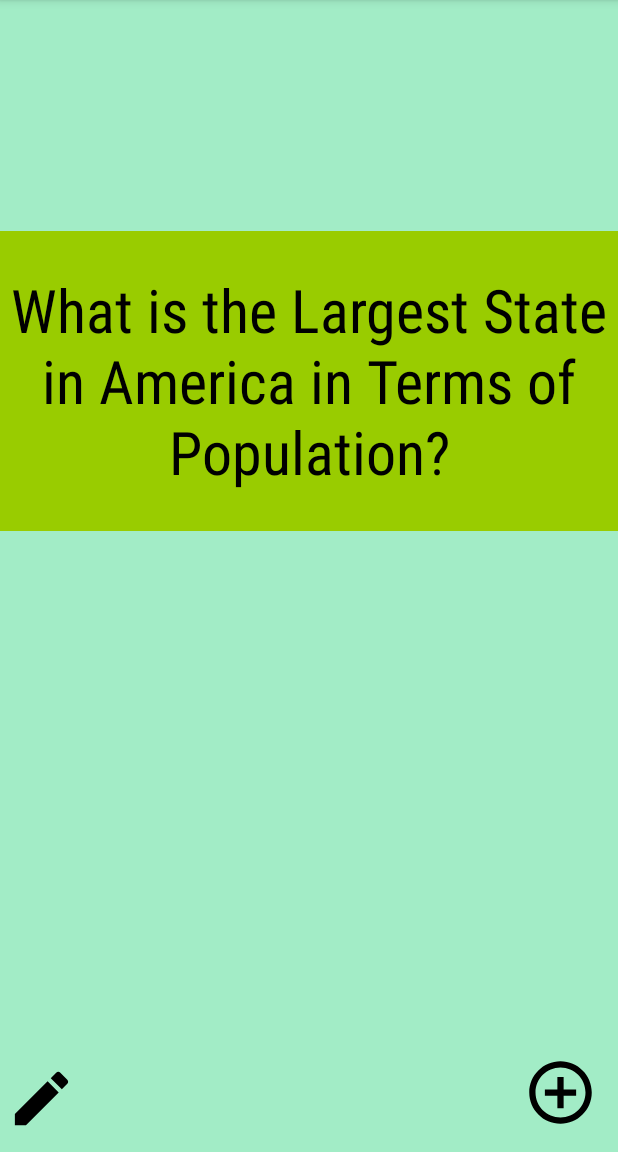
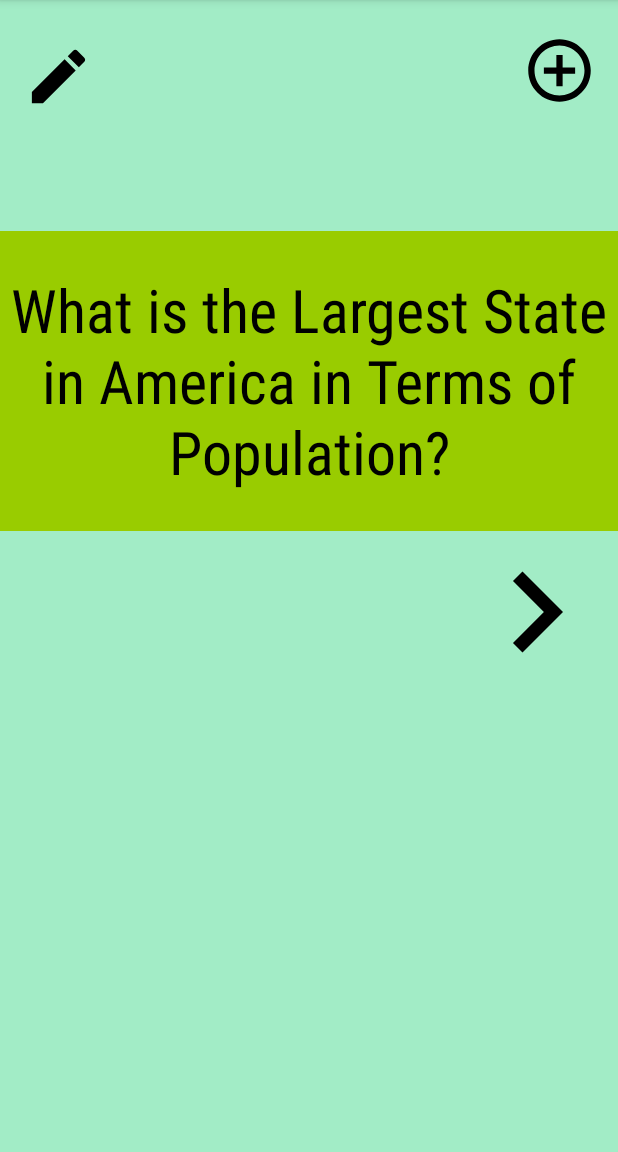
Before and after one commit to wlhunter00/FlashCardApp, an Android app: the screen it shows after launch (MainActivity), on a phone screen of 412 x 824 dp, the part 84-1236 px from its top. Run offline under Robolectric (Android 15) with nearby library versions, the phone set to English and light mode, and no system bars; our stand-ins replace Room's generated code.

Commit message:
Lab 3 Basics, No optionals

```diff
--- a/app/build.gradle
+++ b/app/build.gradle
@@ -23,6 +23,9 @@ dependencies {
     implementation 'com.android.support:appcompat-v7:28.0.0'
     implementation 'com.android.support:design:28.0.0'
     implementation 'com.android.support.constraint:constraint-layout:1.1.3'
+    implementation "android.arch.persistence.room:runtime:1.1.1"
+    debugImplementation 'com.amitshekhar.android:debug-db:1.0.4'
+    annotationProcessor "android.arch.persistence.room:compiler:1.1.1"
     testImplementation 'junit:junit:4.12'
     androidTestImplementation 'com.android.support.test:runner:1.0.2'
     androidTestImplementation 'com.android.support.test.espresso:espresso-core:3.0.2'
--- /dev/null
+++ b/app/src/main/java/com/example/wlhun/flashcardapp/AppDatabase.java
@@ -0,0 +1,9 @@
+package com.example.wlhun.flashcardapp;
+
+import android.arch.persistence.room.Database;
+import android.arch.persistence.room.RoomDatabase;
+
+@Database(entities = {Flashcard.class}, version = 1)
+public abstract class AppDatabase extends RoomDatabase {
+    public abstract FlashcardDao flashcardDao();
+}
--- /dev/null
+++ b/app/src/main/java/com/example/wlhun/flashcardapp/FlashcardDao.java
@@ -0,0 +1,25 @@
+package com.example.wlhun.flashcardapp;
+
+import android.arch.persistence.room.Dao;
+import android.arch.persistence.room.Delete;
+import android.arch.persistence.room.Insert;
+import android.arch.persistence.room.OnConflictStrategy;
+import android.arch.persistence.room.Query;
+import android.arch.persistence.room.Update;
+
+import java.util.List;
+
+@Dao
+public interface FlashcardDao {
+    @Query("SELECT * FROM flashcard")
+    List<Flashcard> getAll();
+
+    @Insert
+    void insertAll(Flashcard... flashcards);
+
+    @Delete
+    void delete(Flashcard flashcard);
+
+    @Update(onConflict = OnConflictStrategy.REPLACE)
+    void update(Flashcard flashcard);
+}
--- /dev/null
+++ b/app/src/main/java/com/example/wlhun/flashcardapp/FlashcardDatabase.java
@@ -0,0 +1,39 @@
+package com.example.wlhun.flashcardapp;
+
+import android.arch.persistence.room.Room;
+import android.content.Context;
+
+import java.util.List;
+
+public class FlashcardDatabase {
+    private final AppDatabase db;
+
+    FlashcardDatabase(Context context) {
+        db = Room.databaseBuilder(context.getApplicationContext(),
+                AppDatabase.class, "flashcard-database")
+                .allowMainThreadQueries()
+                .fallbackToDestructiveMigration()
+                .build();
+    }
+
+    public List<Flashcard> getAllCards() {
+        return db.flashcardDao().getAll();
+    }
+
+    public void insertCard(Flashcard flashcard) {
+        db.flashcardDao().insertAll(flashcard);
+    }
+
+    public void deleteCard(String flashcardQuestion) {
+        List<Flashcard> allCards = db.flashcardDao().getAll();
+        for (Flashcard f : allCards) {
+            if (f.getQuestion().equals(flashcardQuestion)) {
+                db.flashcardDao().delete(f);
+            }
+        }
+    }
+
+    public void updateCard(Flashcard flashcard) {
+        db.flashcardDao().update(flashcard);
+    }
+}
--- a/app/src/main/java/com/example/wlhun/flashcardapp/MainActivity.java
+++ b/app/src/main/java/com/example/wlhun/flashcardapp/MainActivity.java
@@ -7,12 +7,27 @@ import android.support.v7.app.AppCompatActivity;
 import android.view.View;
 import android.widget.TextView;
 
+import java.util.List;
+
 public class MainActivity extends AppCompatActivity {
+
+    FlashcardDatabase flashcardDatabase;
+    List<Flashcard> allFlashcards;
+    int currentCardDisplayedIndex = 0;
 
     @Override
     protected void onCreate(Bundle savedInstanceState) {
         super.onCreate(savedInstanceState);
         setContentView(R.layout.activity_main);
+
+        flashcardDatabase = new FlashcardDatabase(getApplicationContext());
+        allFlashcards = flashcardDatabase.getAllCards();
+
+        if (allFlashcards != null && allFlashcards.size() > 0) {
+            ((TextView) findViewById(R.id.flashcard_question)).setText(allFlashcards.get(0).getQuestion());
+            ((TextView) findViewById(R.id.flashcard_answer)).setText(allFlashcards.get(0).getAnswer());
+        }
+
         findViewById(R.id.flashcard_question).setOnClickListener(new View.OnClickListener() {
             @Override
             public void onClick(View v) {
@@ -45,15 +60,37 @@ public class MainActivity extends AppCompatActivity {
                 MainActivity.this.startActivityForResult(launchAddCard, 100);
             }
         });
+        findViewById(R.id.rightArrow).setOnClickListener(new View.OnClickListener() {
+            @Override
+            public void onClick(View v) {
+                // advance our pointer index so we can show the next card
+                allFlashcards = flashcardDatabase.getAllCards();
+                currentCardDisplayedIndex++;
+
+                // make sure we don't get an IndexOutOfBoundsError if we are viewing the last indexed card in our list
+                if (currentCardDisplayedIndex > allFlashcards.size()-1) {
+                    currentCardDisplayedIndex = 0;
+                }
+
+                // set the question and answer TextViews with data from the database
+                ((TextView) findViewById(R.id.flashcard_question)).setText(allFlashcards.get(currentCardDisplayedIndex).getQuestion());
+                ((TextView) findViewById(R.id.flashcard_answer)).setText(allFlashcards.get(currentCardDisplayedIndex).getAnswer());
+                if (findViewById(R.id.flashcard_answer).getVisibility() == View.VISIBLE) {
+                    flipCard();
+                }
+            }
+        });
     }
 
     @Override
     protected void onActivityResult(int requestCode, int resultCode, Intent data) {
+        allFlashcards = flashcardDatabase.getAllCards();
         String question1 = "";
         String answer1 = "";
         if (requestCode == 100) {
             question1 = data.getExtras().getString("question");
             answer1 = data.getExtras().getString("answer");
+            flashcardDatabase.insertCard(new Flashcard(question1, answer1));
             if (data.getExtras().getBoolean("changed")) {
                 changeCard(question1, answer1);
                 if(data.getExtras().getBoolean("edited")){
--- /dev/null
+++ b/app/src/main/res/drawable/rightcard.xml
@@ -0,0 +1,9 @@
+<vector xmlns:android="http://schemas.android.com/apk/res/android"
+        android:width="24dp"
+        android:height="24dp"
+        android:viewportWidth="24.0"
+        android:viewportHeight="24.0">
+    <path
+        android:fillColor="#FF000000"
+        android:pathData="M10,6L8.59,7.41 13.17,12l-4.58,4.59L10,18l6,-6z"/>
+</vector>
--- a/app/src/main/res/layout/activity_main.xml
+++ b/app/src/main/res/layout/activity_main.xml
@@ -43,10 +43,10 @@
         android:id="@+id/addButton"
         android:layout_width="50dp"
         android:layout_height="55dp"
-        android:layout_alignParentBottom="true"
         android:layout_alignParentEnd="true"
-        android:layout_marginBottom="12dp"
-        android:layout_marginEnd="13dp"
+        android:layout_alignParentTop="true"
+        android:layout_marginEnd="14dp"
+        android:layout_marginTop="19dp"
         android:src="@drawable/add" />
 
     <ImageView
@@ -55,5 +55,15 @@
         android:layout_height="47dp"
         android:layout_alignBottom="@+id/addButton"
         android:layout_alignParentStart="true"
+        android:layout_marginStart="11dp"
         android:src="@drawable/edit" />
+
+    <ImageView
+        android:id="@+id/rightArrow"
+        android:layout_width="109dp"
+        android:layout_height="108dp"
+        android:layout_alignParentEnd="true"
+        android:layout_below="@+id/flashcard_question"
+        android:src="@drawable/rightcard" />
+
 </RelativeLayout>
```
Also changed, not shown: app/src/main/java/com/example/wlhun/flashcardapp/Flashcard.java (added, +92 -0 lines), app/src/main/res/drawable/leftcard.xml (added, +9 -0 lines).
